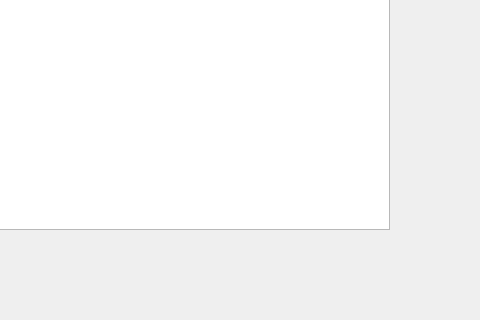
Old version of the form assignment_package/forms/mainwindow.ui in the repository sharond106/Senior-Design; both pictures show x 441 to 921 and y 320 to 640 of the 921 by 640 pixel window.
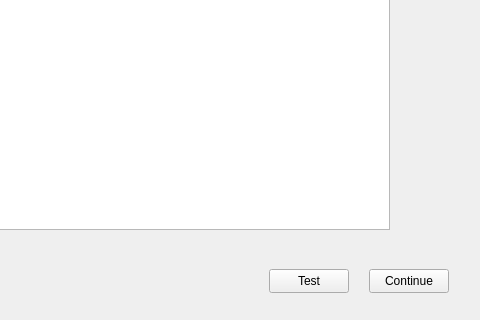
New version of the form.

```diff
--- a/assignment_package/forms/mainwindow.ui
+++ b/assignment_package/forms/mainwindow.ui
@@ -50,6 +50,32 @@
      <string>Save</string>
     </property>
    </widget>
+   <widget class="QPushButton" name="testButton">
+    <property name="geometry">
+     <rect>
+      <x>710</x>
+      <y>570</y>
+      <width>80</width>
+      <height>24</height>
+     </rect>
+    </property>
+    <property name="text">
+     <string>Test</string>
+    </property>
+   </widget>
+   <widget class="QPushButton" name="continueButton">
+    <property name="geometry">
+     <rect>
+      <x>810</x>
+      <y>570</y>
+      <width>80</width>
+      <height>24</height>
+     </rect>
+    </property>
+    <property name="text">
+     <string>Continue</string>
+    </property>
+   </widget>
   </widget>
   <widget class="QMenuBar" name="menuBar">
    <property name="geometry">
```
